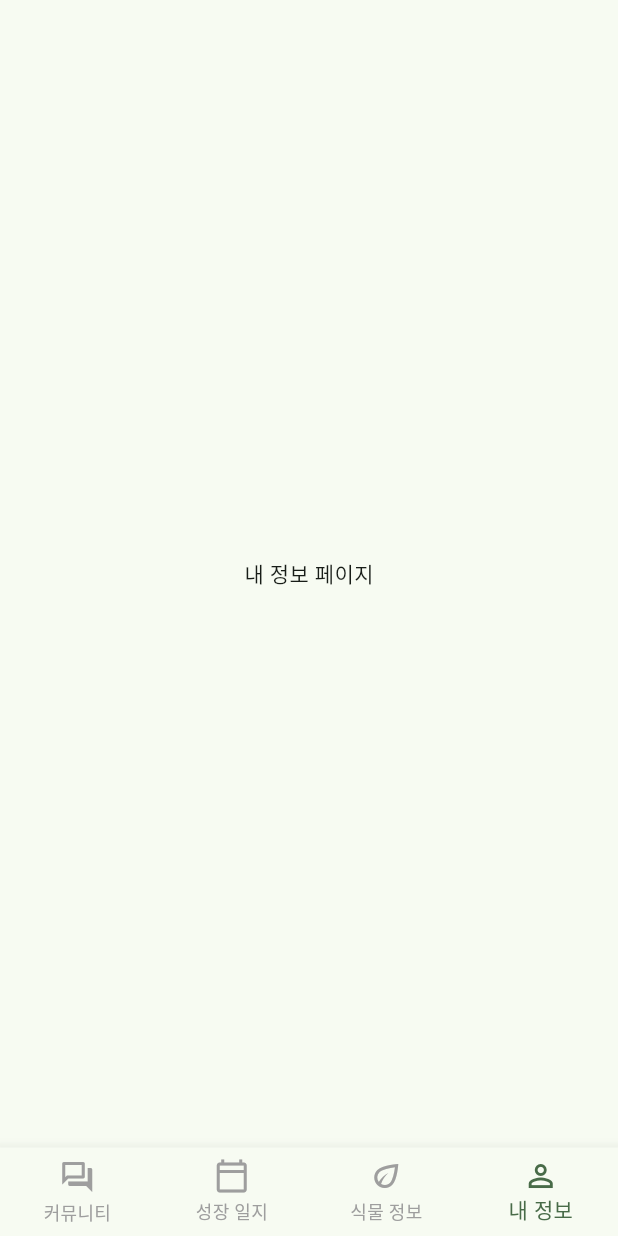
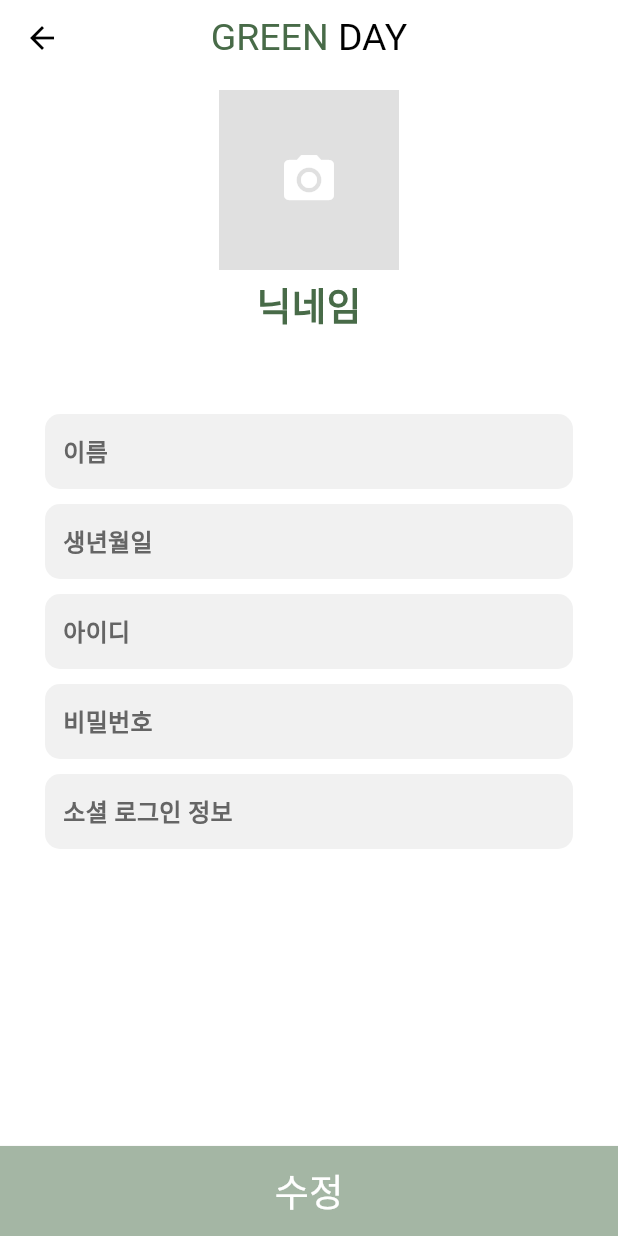
Before and after one commit to kmsms9207/Greenday, a Flutter app: the MainScreen screen opened directly, item 4 of the bottom bar chosen, on a phone screen of 412 x 824 dp. Run offline on Flutter 3.47's test engine with Material 3 defaults, Android fonts, the phone set to English and light mode, and no system bars.

Commit message:
내 정보 화면 연결

```diff
--- a/frontend/lib/main_screen.dart
+++ b/frontend/lib/main_screen.dart
@@ -1,5 +1,6 @@
 import 'package:flutter/material.dart';
 import 'my_plant_screen.dart'; // 1. '내 식물' 화면을 import 합니다.
+import 'my_info.dart'; // 3. '내 정보' 화면
 
 class MainScreen extends StatefulWidget {
   const MainScreen({super.key});
@@ -16,13 +17,20 @@ class _MainScreenState extends State<MainScreen> {
     HomePage(), // 0번 인덱스: 커뮤니티
     Text('성장 일지 페이지'), // 1번 인덱스: 성장 일지
     MyPlantScreen(), // 2번 인덱스: '식물 정보'를 MyPlantScreen으로 변경
-    Text('내 정보 페이지'), // 3번 인덱스: 내 정보
+    MyInfoScreen(), // 3번 인덱스: 내 정보
   ];
 
   void _onItemTapped(int index) {
-    setState(() {
-      _selectedIndex = index;
-    });
+    if (index == 3) { // 3번 탭: 내 정보
+      Navigator.push(
+        context,
+        MaterialPageRoute(builder: (context) => const MyInfoScreen()),
+      );
+    } else {
+      setState(() {
+        _selectedIndex = index;
+      });
+    }
   }
 
   @override
--- a/frontend/lib/my_info.dart
+++ b/frontend/lib/my_info.dart
@@ -1,7 +1,8 @@
 import 'package:flutter/material.dart';
+import 'main_screen.dart';
 
-class PlantInfoScreen extends StatelessWidget {
-  const PlantInfoScreen({super.key});
+class MyInfoScreen extends StatelessWidget {
+  const MyInfoScreen({super.key});
 
   @override
   Widget build(BuildContext context) {
@@ -11,6 +12,15 @@ class PlantInfoScreen extends StatelessWidget {
         backgroundColor: Colors.white, // AppBar 배경
         toolbarHeight: 50, // AppBar 높이
         centerTitle: true, // 중앙 정렬
+        leading: IconButton(
+          icon: const Icon(Icons.arrow_back, color: Colors.black),
+          onPressed: () {
+            Navigator.pushReplacement(
+              context,
+              MaterialPageRoute(builder: (context) => const MainScreen()), // 이전 화면으로 돌아가기
+            );
+          },
+        ),
         title: const Text.rich(
           TextSpan(
             children: [
--- a/frontend/lib/signup.dart
+++ b/frontend/lib/signup.dart
@@ -43,8 +43,7 @@ class _SignUpScreenState extends State<SignUpScreen> {
       isTermsAccepted &&
       isPrivacyAccepted;
 
-  void _onFieldChanged(_) => setState(() {}); // 회원가입 버튼 색상 실시간 반영
-
+  // 회원가입 버튼 색상 실시간 반영
   // initState에서 컨트롤러에 리스너를 추가하여 입력 변경 감지
   @override
   void initState() {
```
